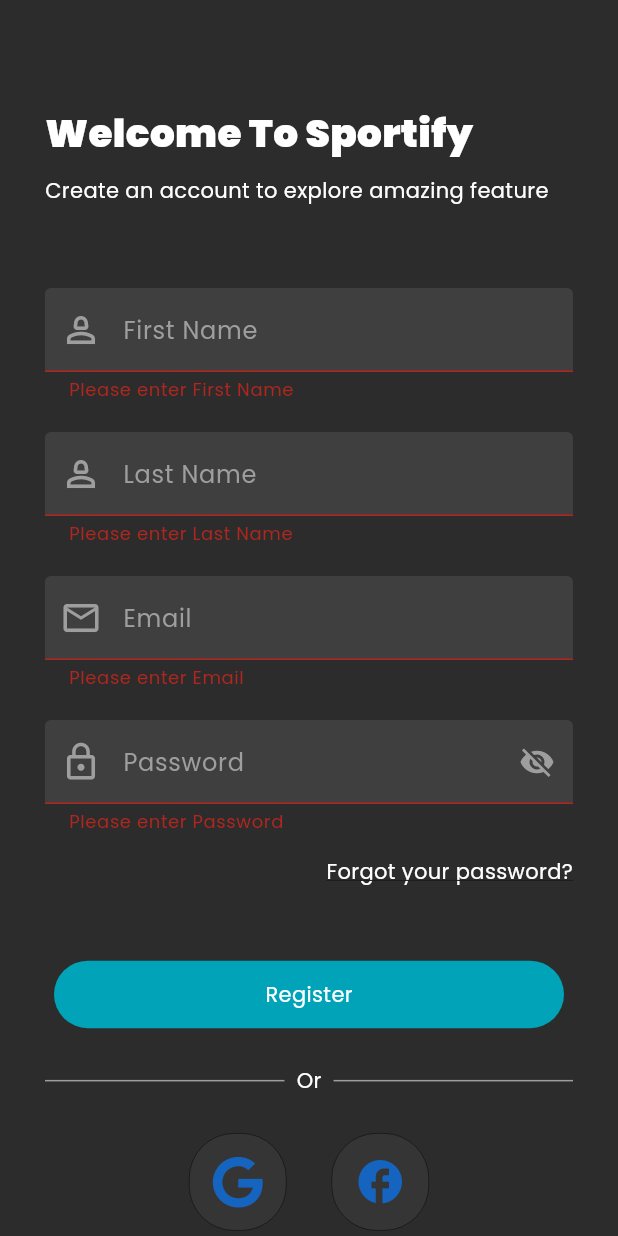
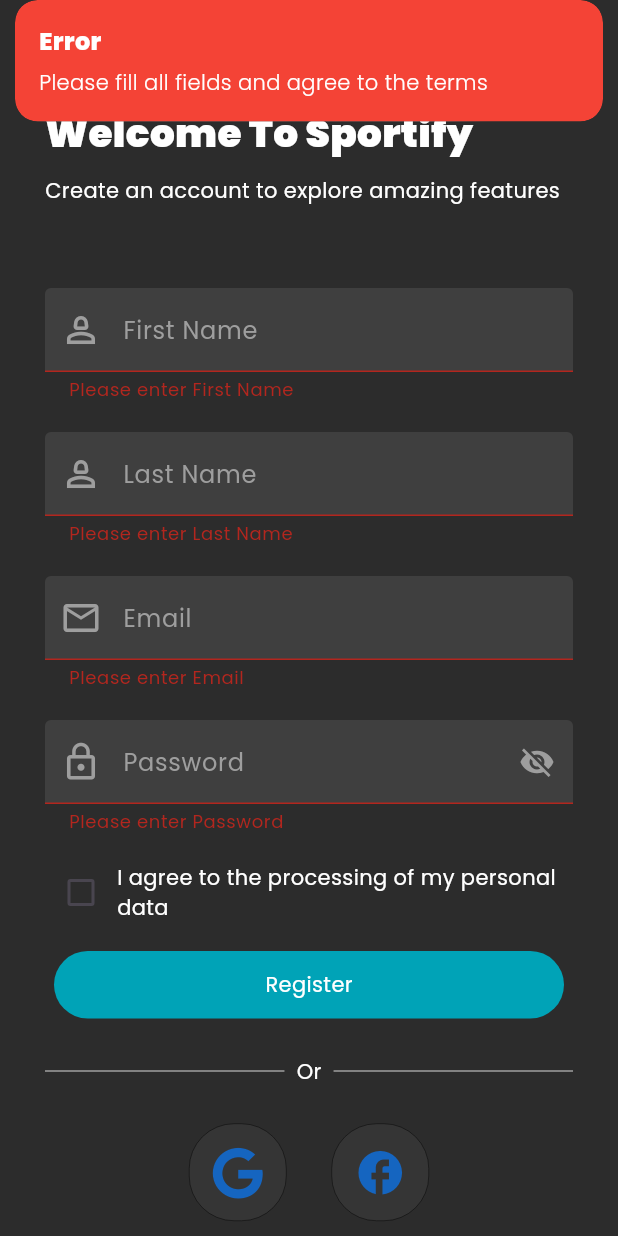
Before and after one commit to hazzemSaid/Sportify, a Flutter app: the RegisterScreen screen opened by its route, after a tap on "Register", on a phone screen of 412 x 824 dp. Run offline on Flutter 3.47's test engine with Material 3 defaults, Android fonts, the phone set to English and light mode, and no system bars; our stand-ins replace another_flutter_splash_screen, dio, either_dart, equatable, firebase_auth, firebase_core and 4 more; accounts and stored records are empty; key blocks and very long unbroken strings in the code were emptied for the run.

```diff
--- a/lib/features/AuthFeatures/presentation/view/screens/login_screen.dart
+++ b/lib/features/AuthFeatures/presentation/view/screens/login_screen.dart
@@ -1,3 +1,4 @@
+import 'package:firebase_auth/firebase_auth.dart';
 import 'package:flutter/material.dart';
 import 'package:font_awesome_flutter/font_awesome_flutter.dart';
 import 'package:get/get.dart';
@@ -24,6 +25,24 @@ class _LoginScreenState extends State<LoginScreen> {
     email.dispose();
     password.dispose();
     super.dispose();
+  }
+
+  // login function for firebase auth
+  login() async {
+    try {
+      final credential = await FirebaseAuth.instance.signInWithEmailAndPassword(
+          email: email.text, password: password.text);
+      print('User login successfully');
+      Get.toNamed(AppRoutes.onBoarding);
+    } on FirebaseAuthException catch (e) {
+      if (e.code == 'user-not-found') {
+        print('No user found for that email.');
+      } else if (e.code == 'wrong-password') {
+        print('Wrong password provided for that user.');
+      }
+    } catch (e) {
+      print(e.toString());
+    }
   }
 
   @override
@@ -93,7 +112,7 @@ class _LoginScreenState extends State<LoginScreen> {
                       CustomButton(
                         onPressed: () {
                           if (_formLoginKey.currentState!.validate()) {
-                            // Implement your login logic here
+                            login();
                           }
                         },
                         text: "Login",
--- a/lib/features/AuthFeatures/presentation/view/screens/register_screen.dart
+++ b/lib/features/AuthFeatures/presentation/view/screens/register_screen.dart
@@ -1,3 +1,4 @@
+import 'package:firebase_auth/firebase_auth.dart';
 import 'package:flutter/material.dart';
 import 'package:font_awesome_flutter/font_awesome_flutter.dart';
 import 'package:get/get.dart';
@@ -16,16 +17,133 @@ class _RegisterScreenState extends State<RegisterScreen> {
   final TextEditingController lastname = TextEditingController();
   final TextEditingController email = TextEditingController();
   final TextEditingController password = TextEditingController();
-  final GlobalKey<FormState> _formLoginKey = GlobalKey<FormState>();
+  final GlobalKey<FormState> _formRegisterKey = GlobalKey<FormState>();
 
   String errorMessage = '';
   bool _isObscured = true;
+  bool agreePersonalData = false;
 
   @override
   void dispose() {
+    firstname.dispose();
+    lastname.dispose();
     email.dispose();
     password.dispose();
     super.dispose();
+  }
+
+  // Firebase registration function
+  Future<void> register() async {
+    if (!_formRegisterKey.currentState!.validate() || !agreePersonalData) {
+      Get.snackbar('Error', 'Please fill all fields and agree to the terms',
+          snackPosition: SnackPosition.TOP,
+          backgroundColor: Colors.red,
+          colorText: Colors.white);
+      return;
+    }
+    try {
+      final credential =
+          await FirebaseAuth.instance.createUserWithEmailAndPassword(
+        email: email.text,
+        password: password.text,
+      );
+      // Success
+      Get.dialog(
+        AlertDialog(
+          backgroundColor: const Color(0xff2C2C2C),
+          shape: RoundedRectangleBorder(
+            borderRadius: BorderRadius.circular(20),
+          ),
+          title: const Row(
+            children: [
+              Icon(
+                Icons.check_circle_outline,
+                color: Colors.green,
+                size: 30,
+              ),
+              SizedBox(width: 10),
+              Text(
+                'Registration Successful',
+                style: TextStyle(
+                  color: Colors.white,
+                  fontWeight: FontWeight.bold,
+                  fontSize: 18,
+                ),
+              ),
+            ],
+          ),
+          content: Column(
+            mainAxisSize: MainAxisSize.min,
+            children: [
+              Image.asset(
+                "assets/images/success.gif",
+                height: 120,
+                width: 120,
+              ),
+              const SizedBox(height: 20),
+              const Text(
+                'You have successfully created an account!',
+                style: TextStyle(
+                  color: Colors.white,
+                  fontSize: 16,
+                ),
+                textAlign: TextAlign.center,
+              ),
+            ],
+          ),
+          actions: [
+            Center(
+              child: ElevatedButton(
+                onPressed: () {
+                  Get.back();
+                  Get.toNamed(AppRoutes.loginScreen);
+                },
+                style: ElevatedButton.styleFrom(
+                  backgroundColor:
+                      const Color(0xff00A3B7), // Button background color
+                  shape: RoundedRectangleBorder(
+                    borderRadius: BorderRadius.circular(20), // Rounded button
+                  ),
+                  padding:
+                      const EdgeInsets.symmetric(horizontal: 40, vertical: 12),
+                ),
+                child: const Text(
+                  'OK',
+                  style: TextStyle(
+                    color: Colors.white,
+                    fontSize: 16,
+                  ),
+                ),
+              ),
+            ),
+          ],
+        ),
+        barrierDismissible:
+            false, // Prevent the dialog from closing by tapping outside
+      );
+    } on FirebaseAuthException catch (e) {
+      if (e.code == 'weak-password') {
+        Get.snackbar('Error', 'The password provided is too weak.',
+            snackPosition: SnackPosition.TOP,
+            backgroundColor: Colors.red,
+            colorText: Colors.white);
+      } else if (e.code == 'email-already-in-use') {
+        Get.snackbar('Error', 'The account already exists for that email.',
+            snackPosition: SnackPosition.TOP,
+            backgroundColor: Colors.red,
+            colorText: Colors.white);
+      } else {
+        Get.snackbar('Error', 'Failed to register. Try again.',
+            snackPosition: SnackPosition.TOP,
+            backgroundColor: Colors.red,
+            colorText: Colors.white);
+      }
+    } catch (e) {
+      Get.snackbar('Error', 'Something went wrong. Please try again.',
+          snackPosition: SnackPosition.TOP,
+          backgroundColor: Colors.red,
+          colorText: Colors.white);
+    }
   }
 
   @override
@@ -56,12 +174,12 @@ class _RegisterScreenState extends State<RegisterScreen> {
                 ),
                 const SizedBox(height: 10),
                 const Text(
-                  "Create an account to explore amazing feature",
+                  "Create an account to explore amazing features",
                   style: TextStyle(fontSize: 14, color: Colors.white),
                 ),
                 const SizedBox(height: 35),
                 Form(
-                  key: _formLoginKey,
+                  key: _formRegisterKey,
                   child: Column(
                     crossAxisAlignment: CrossAxisAlignment.center,
                     children: [
@@ -89,29 +207,28 @@ class _RegisterScreenState extends State<RegisterScreen> {
                       const SizedBox(height: 20),
                       _buildPasswordField(),
                       const SizedBox(height: 15),
-                      const Row(
-                        mainAxisAlignment: MainAxisAlignment.end,
+                      Row(
                         children: [
-                          Flexible(
+                          Checkbox(
+                            value: agreePersonalData,
+                            onChanged: (value) {
+                              setState(() {
+                                agreePersonalData = value!;
+                              });
+                            },
+                            activeColor: const Color(0xff00A3B7),
+                          ),
+                          const Flexible(
                             child: Text(
-                              'Forgot your password?',
-                              style: TextStyle(
-                                color: Colors.white,
-                                decoration: TextDecoration.underline,
-                              ),
+                              'I agree to the processing of my personal data',
+                              style: TextStyle(color: Colors.white),
                             ),
                           ),
                         ],
                       ),
-                      SizedBox(
-                        height: MediaQuery.of(context).size.height * 0.06,
-                      ),
+                      const SizedBox(height: 15),
                       CustomButton(
-                        onPressed: () {
-                          if (_formLoginKey.currentState!.validate()) {
-                            // Implement your login logic here
-                          }
-                        },
+                        onPressed: register,
                         text: "Register",
                       ),
                       const SizedBox(height: 25),
@@ -146,9 +263,7 @@ class _RegisterScreenState extends State<RegisterScreen> {
                           }),
                         ],
                       ),
-                      SizedBox(
-                        height: MediaQuery.of(context).size.height * 0.03,
-                      ),
+                      const SizedBox(height: 25),
                       Row(
                         mainAxisAlignment: MainAxisAlignment.center,
                         children: [
```
Also changed, not shown: assets/images/success.gif (added), 1 other file.
